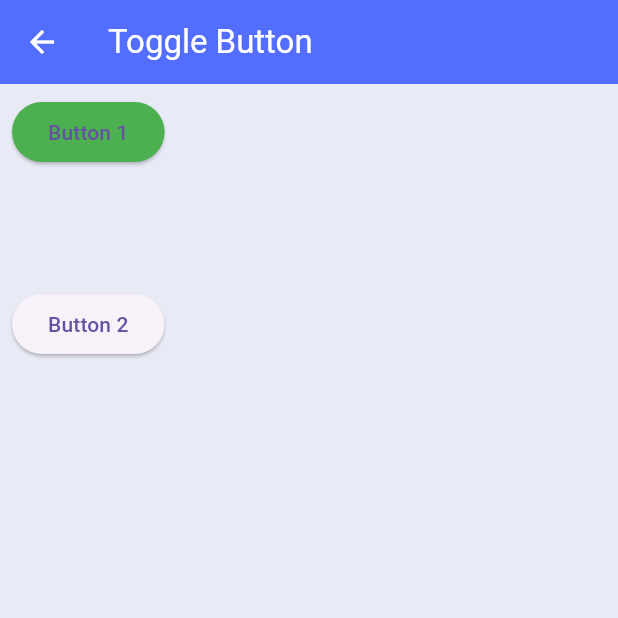
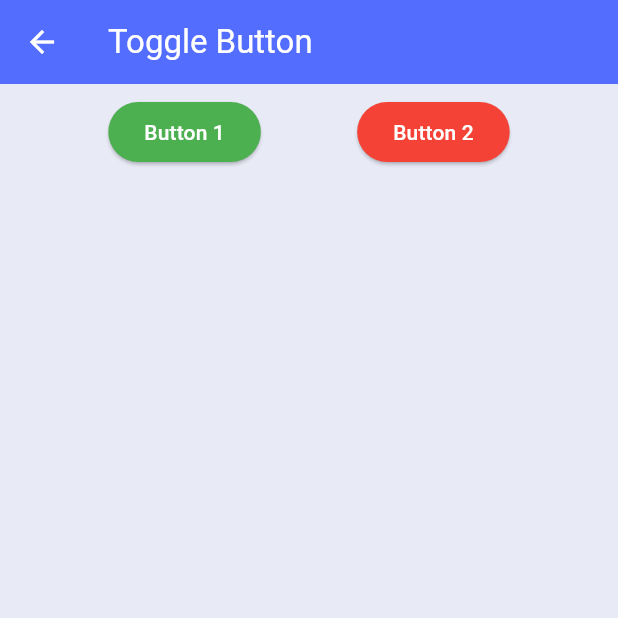
Before and after one commit to faireenazaidi/demo, a Flutter app: the SubjectWise screen opened directly, on a phone screen of 412 x 824 dp, the top half of it. Run offline on Flutter 3.47's test engine with Material 3 defaults, Android fonts, the phone set to English and light mode, and no system bars; our stand-ins replace fluttertoast, get; missing offline and left inert: custom_searchable_dropdown; network calls fail.

```diff
--- a/lib/Login Page/loginpage.dart
+++ b/lib/Login Page/loginpage.dart
@@ -50,9 +50,6 @@ class _LogInPageState extends State<LogInPage> {
             toolbarHeight: 150,
             backgroundColor: Colors.indigoAccent,
             centerTitle: true,
-            actions: [],
-
-
           ),
 
           body:
--- /dev/null
+++ b/lib/ToggleButton.dart
@@ -0,0 +1,71 @@
+import 'package:flutter/cupertino.dart';
+import 'package:flutter/material.dart';
+import 'package:flutter/widgets.dart';
+
+
+class SubjectWise extends StatefulWidget {
+  const SubjectWise({super.key});
+
+  @override
+  State<SubjectWise> createState() => _SubjectWiseState();
+}
+
+class _SubjectWiseState extends State<SubjectWise> {
+  String displayText ='Farziba';
+  String displayMsg = 'Faireena';
+  bool isTextVisible =false;
+  bool isMsgVisible = false;
+  @override
+  Widget build(BuildContext context) {
+    return Scaffold(
+      backgroundColor: Colors.indigo[50],
+      appBar: AppBar(
+        leading: InkWell(
+            onTap: (){
+              Navigator.pop(context);
+            },
+            child: const Icon(Icons.arrow_back, color: Colors.white,)),
+        title: Text("Toggle Button",style: TextStyle(color: Colors.white),),
+        backgroundColor: Colors.indigoAccent,
+      ),
+      body:
+       Padding(
+         padding: const EdgeInsets.all(8.0),
+         child: Column(
+           children: [
+             Row(
+               mainAxisAlignment: MainAxisAlignment.spaceEvenly,
+               crossAxisAlignment: CrossAxisAlignment.start,
+               children: [
+                 ElevatedButton(onPressed: (){
+                   setState(() {
+                     isTextVisible = !isTextVisible;
+                   });
+
+                 },
+                   style:ElevatedButton.styleFrom(
+                     backgroundColor: Colors.green
+                   ),
+                   child: Text("Button 1",style: TextStyle(color: Colors.white),),
+                 ),
+                 if (isTextVisible)
+                 Text(displayText,style: TextStyle(fontSize: 24),),
+                 ElevatedButton(onPressed: (){
+                   setState(() {
+                     isMsgVisible = !isMsgVisible;
+                   });
+                 },
+                     style: ElevatedButton.styleFrom(
+                       backgroundColor: Colors.red
+                     ),
+                     child: Text("Button 2",style: TextStyle(color: Colors.white),)),
+                 if (isMsgVisible)
+                  Text(displayMsg,style: TextStyle(fontSize: 24),),
+               ],
+             ),
+           ],
+         ),
+       ),
+    );
+  }
+}
--- a/lib/main.dart
+++ b/lib/main.dart
@@ -3,7 +3,7 @@ import 'package:get/get.dart';
 import 'package:untitled2/homepage.dart';
 import 'package:untitled2/splashscreen.dart';
 import 'package:http/http.dart' as http;
-import 'package:untitled2/subjectWise.dart';
+import 'package:untitled2/ToggleButton.dart';
 
 import 'JsonData/jsonView.dart';
 import 'Login Page/loginpage.dart';
@@ -25,7 +25,7 @@ class MyApp extends StatelessWidget {
       debugShowCheckedModeBanner: false,
 
      // home: MyHomePage()
-     home: SubjectWise()
+     home: LogInPage()
 
         );
 
--- a/lib/subjectWise.dart
+++ /dev/null
@@ -1,69 +0,0 @@
-import 'package:flutter/cupertino.dart';
-import 'package:flutter/material.dart';
-import 'package:flutter/widgets.dart';
-
-
-class SubjectWise extends StatefulWidget {
-  const SubjectWise({super.key});
-
-  @override
-  State<SubjectWise> createState() => _SubjectWiseState();
-}
-
-class _SubjectWiseState extends State<SubjectWise> {
-  String displayText ='Farziba';
-  String displayMsg = 'Faireena';
-  bool isTextVisible =false;
-  bool isMsgVisible = false;
-  @override
-  Widget build(BuildContext context) {
-    return Scaffold(
-      backgroundColor: Colors.indigo[50],
-      appBar: AppBar(
-        leading: InkWell(
-            onTap: (){
-              Navigator.pop(context);
-            },
-            child: const Icon(Icons.arrow_back, color: Colors.white,)),
-        title: Text("Toggle Button",style: TextStyle(color: Colors.white),),
-        backgroundColor: Colors.indigoAccent,
-      ),
-      body:
-       Padding(
-         padding: const EdgeInsets.all(8.0),
-         child: Column(
-           crossAxisAlignment: CrossAxisAlignment.start,
-           children: [
-             ElevatedButton(onPressed: (){
-               setState(() {
-                 isTextVisible = !isTextVisible;
-               });
-
-             },
-               style:ElevatedButton.styleFrom(
-                 backgroundColor: Colors.green
-               ),
-               child: Text("Button 1"),
-             ),
-             if (isTextVisible)
-             Text(displayText,style: TextStyle(fontSize: 24),),
-             Padding(
-               padding: const EdgeInsets.only(top: 80.0),
-               child: Row(
-                 children: [
-                   ElevatedButton(onPressed: (){
-                     setState(() {
-                       isMsgVisible = !isMsgVisible;
-                     });
-                   }, child: Text("Button 2")),
-                 ],
-               ),
-             ),
-             if (isMsgVisible)
-              Text(displayMsg),
-           ],
-         ),
-       ),
-    );
-  }
-}
```
Also changed, not shown: lib/StoryMaster/AddProject/AddProjectController.dart (+11 -3 lines), lib/StoryMaster/AddProject/AddProjectView.dart (+4 -6 lines), lib/StoryMaster/storyController.dart (+29 -8 lines), lib/StoryMaster/storyView.dart (+6 -3 lines), lib/homepage.dart (+16 -27 lines), pubspec.lock.
